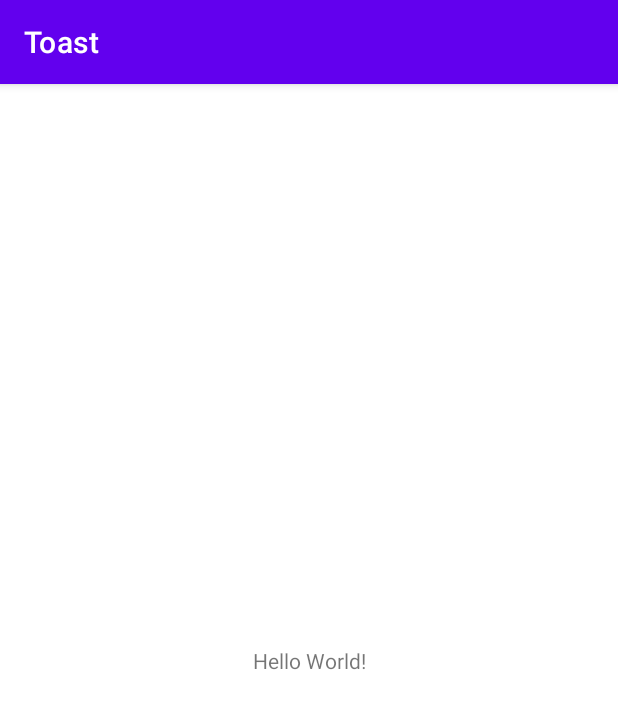
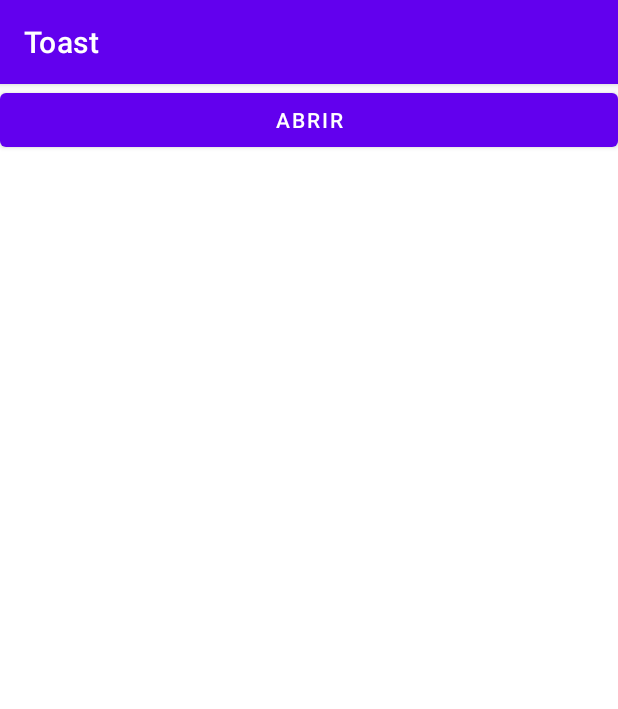
Before and after one commit to Tonlisboa/Toast, an Android app: the screen it shows after launch (MainActivity), on a phone screen of 412 x 824 dp. Shown: the top 709 px of the screen. Run offline under Robolectric (Android 15) with nearby library versions, the phone set to English and light mode, and no system bars.

Commit message:
inicio final

```diff
--- a/app/src/main/java/com/example/toast/MainActivity.java
+++ b/app/src/main/java/com/example/toast/MainActivity.java
@@ -2,7 +2,12 @@ package com.example.toast;
 
 import androidx.appcompat.app.AppCompatActivity;
 
+import android.content.Context;
 import android.os.Bundle;
+import android.view.View;
+import android.widget.ImageView;
+import android.widget.TextView;
+import android.widget.Toast;
 
 public class MainActivity extends AppCompatActivity {
 
@@ -11,4 +16,24 @@ public class MainActivity extends AppCompatActivity {
         super.onCreate(savedInstanceState);
         setContentView(R.layout.activity_main);
     }
+    public void abrirToast(View view) {
+        /*
+        Toast.makeText(
+                getApplicationContext(),
+                "Ação realizada com sucesso!",
+                Toast.LENGTH_SHORT
+        ).show();
+        */
+        //Toast Customizado
+        ImageView imagem = new ImageView(getApplicationContext());
+        TextView textView = new TextView(getApplicationContext());
+        textView.setText("Olá Toast");
+        textView.setBackgroundResource(R.color.purple_500);
+
+        imagem.setImageResource(android.R.drawable.star_big_off);
+        Toast Toast = new Toast(getApplicationContext());
+        Toast.setDuration(Toast.LENGTH_LONG);
+        Toast.setView(textView);
+        Toast.show();
+    }
 }
--- a/app/src/main/res/layout/activity_main.xml
+++ b/app/src/main/res/layout/activity_main.xml
@@ -1,18 +1,16 @@
 <?xml version="1.0" encoding="utf-8"?>
-<androidx.constraintlayout.widget.ConstraintLayout xmlns:android="http://schemas.android.com/apk/res/android"
+<LinearLayout xmlns:android="http://schemas.android.com/apk/res/android"
     xmlns:app="http://schemas.android.com/apk/res-auto"
     xmlns:tools="http://schemas.android.com/tools"
     android:layout_width="match_parent"
     android:layout_height="match_parent"
-    tools:context=".MainActivity">
+    android:orientation="vertical"
+    tools:context=".MainActivity" >
 
-    <TextView
-        android:layout_width="wrap_content"
+    <Button
+        android:id="@+id/button"
+        android:layout_width="match_parent"
         android:layout_height="wrap_content"
-        android:text="Hello World!"
-        app:layout_constraintBottom_toBottomOf="parent"
-        app:layout_constraintLeft_toLeftOf="parent"
-        app:layout_constraintRight_toRightOf="parent"
-        app:layout_constraintTop_toTopOf="parent" />
-
-</androidx.constraintlayout.widget.ConstraintLayout>
+        android:onClick="abrirToast"
+        android:text="Abrir" />
+</LinearLayout>
```
